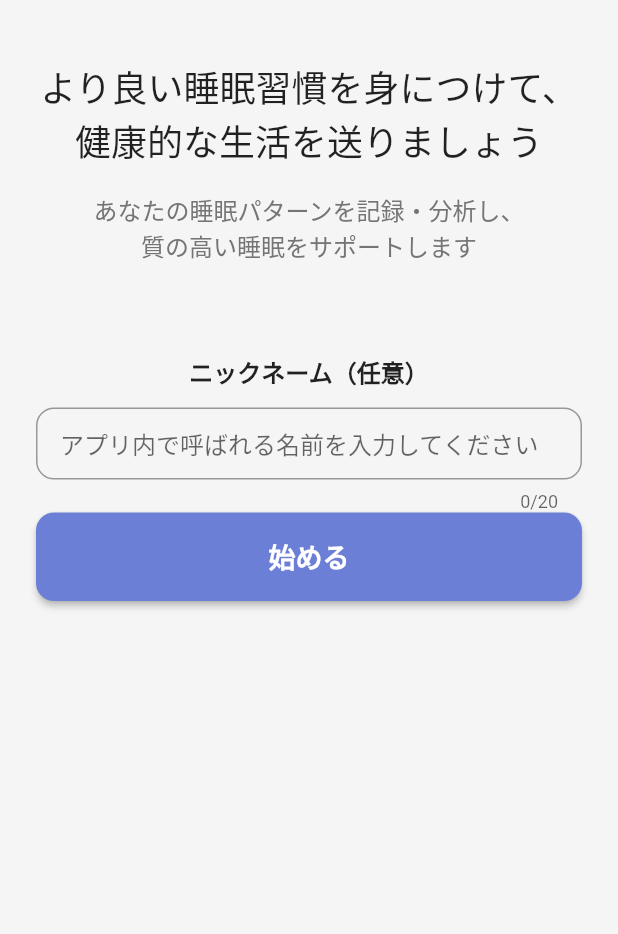
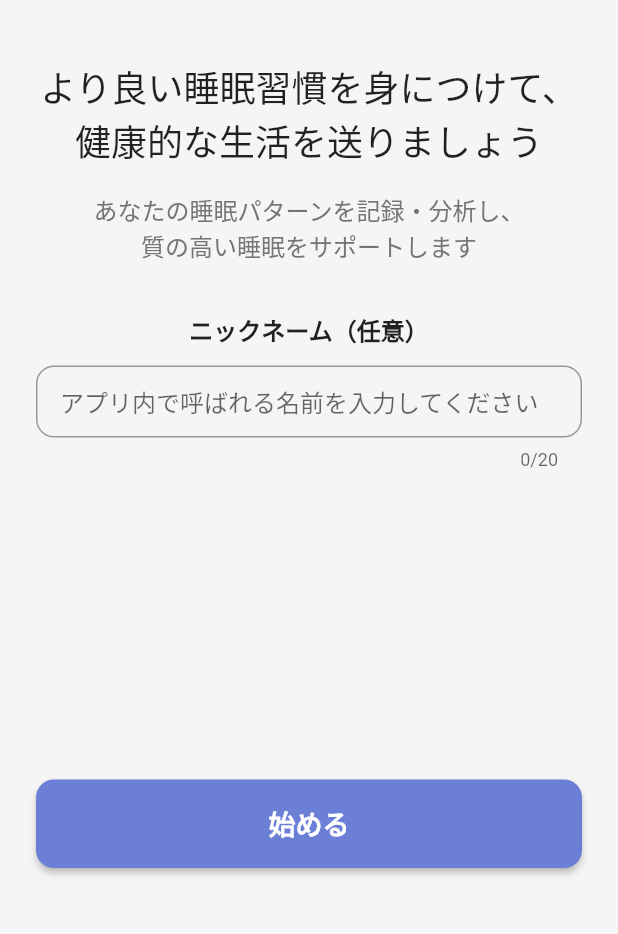
Before and after one commit to araiyutaro/SleepTracker, a Flutter app: the screen it shows after launch, on a phone screen of 412 x 824 dp, the part 302-1236 px from its top. Run offline on Flutter 3.47's test engine with Material 2 defaults, Android fonts, the phone set to English and light mode, and no system bars; our stand-ins replace fl_chart, flutter_local_notifications, permission_handler, sensors_plus, sqflite, table_calendar and 1 more; accounts and stored records are empty.

Commit message:
ウェルカム画面のレイアウトエラーを修正
- ConstrainedBoxとIntrinsicHeightによる複雑なレイアウト制約を削除
- 基本的なColumn + Spacerの組み合わせに変更
- RenderConstrainedBoxのNEEDS-LAYOUTエラーを解決
- シンプルで安定したレイアウト構造に改善

🤖 Generated with [Claude Code](https://claude.ai/code)

Co-Authored-By: Claude <noreply@anthropic.com>

```diff
--- a/lib/presentation/screens/onboarding/onboarding_welcome_screen.dart
+++ b/lib/presentation/screens/onboarding/onboarding_welcome_screen.dart
@@ -22,15 +22,9 @@ class _OnboardingWelcomeScreenState extends State<OnboardingWelcomeScreen> {
   Widget build(BuildContext context) {
     return Scaffold(
       body: SafeArea(
-        child: SingleChildScrollView(
+        child: Padding(
           padding: const EdgeInsets.all(24.0),
-          child: ConstrainedBox(
-            constraints: BoxConstraints(
-              minHeight: MediaQuery.of(context).size.height -
-                         MediaQuery.of(context).padding.top -
-                         MediaQuery.of(context).padding.bottom,
-            ),
-            child: Column(
+          child: Column(
             crossAxisAlignment: CrossAxisAlignment.center,
             children: [
               const SizedBox(height: 40),
@@ -65,7 +59,7 @@ class _OnboardingWelcomeScreenState extends State<OnboardingWelcomeScreen> {
                 textAlign: TextAlign.center,
               ),
 
-              const SizedBox(height: 60),
+              const SizedBox(height: 32),
 
               // ニックネーム入力
               Text(
@@ -130,7 +124,6 @@ class _OnboardingWelcomeScreenState extends State<OnboardingWelcomeScreen> {
               ),
               const SizedBox(height: 20),
             ],
-            ),
           ),
         ),
       ),
```
